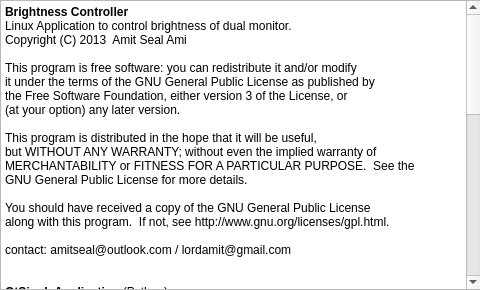
LordAmit/Brightness, file src/ui/License.ui: the form before one commit.
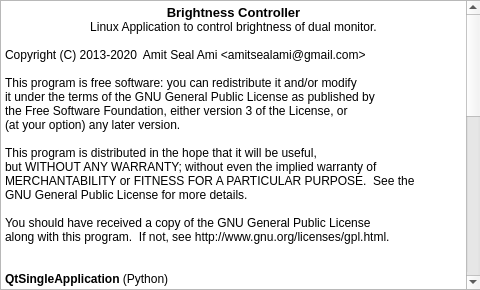
The form after the commit.

Commit message: update about, license, etc.

Diff of the .ui file:
```diff
--- a/src/ui/License.ui
+++ b/src/ui/License.ui
@@ -38,10 +38,11 @@
     <string>&lt;!DOCTYPE HTML PUBLIC &quot;-//W3C//DTD HTML 4.0//EN&quot; &quot;http://www.w3.org/TR/REC-html40/strict.dtd&quot;&gt;
 &lt;html&gt;&lt;head&gt;&lt;meta name=&quot;qrichtext&quot; content=&quot;1&quot; /&gt;&lt;style type=&quot;text/css&quot;&gt;
 p, li { white-space: pre-wrap; }
-&lt;/style&gt;&lt;/head&gt;&lt;body style=&quot; font-family:'Padauk'; font-size:12pt; font-weight:400; font-style:normal;&quot;&gt;
-&lt;p align=&quot;justify&quot; style=&quot; margin-top:0px; margin-bottom:0px; margin-left:0px; margin-right:0px; -qt-block-indent:0; text-indent:0px;&quot;&gt;&lt;span style=&quot; font-family:'Sans'; font-size:9pt; font-weight:600;&quot;&gt;Brightness Controller&lt;/span&gt;&lt;/p&gt;
-&lt;p align=&quot;justify&quot; style=&quot; margin-top:0px; margin-bottom:0px; margin-left:0px; margin-right:0px; -qt-block-indent:0; text-indent:0px;&quot;&gt;&lt;span style=&quot; font-family:'Sans'; font-size:9pt;&quot;&gt;Linux Application to control brightness of dual monitor.&lt;/span&gt;&lt;/p&gt;
-&lt;p align=&quot;justify&quot; style=&quot; margin-top:0px; margin-bottom:0px; margin-left:0px; margin-right:0px; -qt-block-indent:0; text-indent:0px;&quot;&gt;&lt;span style=&quot; font-family:'Sans'; font-size:9pt;&quot;&gt;Copyright (C) 2013  Amit Seal Ami&lt;/span&gt;&lt;/p&gt;
+&lt;/style&gt;&lt;/head&gt;&lt;body style=&quot; font-family:'Noto Sans'; font-size:10pt; font-weight:400; font-style:normal;&quot;&gt;
+&lt;p align=&quot;center&quot; style=&quot; margin-top:0px; margin-bottom:0px; margin-left:0px; margin-right:0px; -qt-block-indent:0; text-indent:0px;&quot;&gt;&lt;span style=&quot; font-family:'Sans'; font-weight:600;&quot;&gt;Brightness Controller&lt;/span&gt;&lt;/p&gt;
+&lt;p align=&quot;center&quot; style=&quot; margin-top:0px; margin-bottom:0px; margin-left:0px; margin-right:0px; -qt-block-indent:0; text-indent:0px;&quot;&gt;&lt;span style=&quot; font-family:'Sans'; font-size:9pt;&quot;&gt;Linux Application to control brightness of dual monitor.&lt;/span&gt;&lt;/p&gt;
+&lt;p align=&quot;center&quot; style=&quot;-qt-paragraph-type:empty; margin-top:0px; margin-bottom:0px; margin-left:0px; margin-right:0px; -qt-block-indent:0; text-indent:0px; font-family:'Sans'; font-size:9pt;&quot;&gt;&lt;br /&gt;&lt;/p&gt;
+&lt;p align=&quot;justify&quot; style=&quot; margin-top:0px; margin-bottom:0px; margin-left:0px; margin-right:0px; -qt-block-indent:0; text-indent:0px;&quot;&gt;&lt;span style=&quot; font-family:'Sans'; font-size:9pt;&quot;&gt;Copyright (C) 2013-2020  Amit Seal Ami &amp;lt;&lt;/span&gt;&lt;span style=&quot; font-family:'Noto Sans'; font-size:9pt;&quot;&gt;amitsealami@gmail.com&amp;gt;&lt;/span&gt;&lt;/p&gt;
 &lt;p align=&quot;justify&quot; style=&quot;-qt-paragraph-type:empty; margin-top:0px; margin-bottom:0px; margin-left:0px; margin-right:0px; -qt-block-indent:0; text-indent:0px; font-family:'Sans'; font-size:9pt;&quot;&gt;&lt;br /&gt;&lt;/p&gt;
 &lt;p align=&quot;justify&quot; style=&quot; margin-top:0px; margin-bottom:0px; margin-left:0px; margin-right:0px; -qt-block-indent:0; text-indent:0px;&quot;&gt;&lt;span style=&quot; font-family:'Sans'; font-size:9pt;&quot;&gt;This program is free software: you can redistribute it and/or modify&lt;/span&gt;&lt;/p&gt;
 &lt;p align=&quot;justify&quot; style=&quot; margin-top:0px; margin-bottom:0px; margin-left:0px; margin-right:0px; -qt-block-indent:0; text-indent:0px;&quot;&gt;&lt;span style=&quot; font-family:'Sans'; font-size:9pt;&quot;&gt;it under the terms of the GNU General Public License as published by&lt;/span&gt;&lt;/p&gt;
@@ -56,8 +57,6 @@
 &lt;p align=&quot;justify&quot; style=&quot; margin-top:0px; margin-bottom:0px; margin-left:0px; margin-right:0px; -qt-block-indent:0; text-indent:0px;&quot;&gt;&lt;span style=&quot; font-family:'Sans'; font-size:9pt;&quot;&gt;You should have received a copy of the GNU General Public License&lt;/span&gt;&lt;/p&gt;
 &lt;p align=&quot;justify&quot; style=&quot; margin-top:0px; margin-bottom:0px; margin-left:0px; margin-right:0px; -qt-block-indent:0; text-indent:0px;&quot;&gt;&lt;span style=&quot; font-family:'Sans'; font-size:9pt;&quot;&gt;along with this program.  If not, see http://www.gnu.org/licenses/gpl.html.&lt;/span&gt;&lt;/p&gt;
 &lt;p align=&quot;justify&quot; style=&quot;-qt-paragraph-type:empty; margin-top:0px; margin-bottom:0px; margin-left:0px; margin-right:0px; -qt-block-indent:0; text-indent:0px; font-family:'Sans'; font-size:9pt;&quot;&gt;&lt;br /&gt;&lt;/p&gt;
-&lt;p align=&quot;justify&quot; style=&quot; margin-top:0px; margin-bottom:0px; margin-left:0px; margin-right:0px; -qt-block-indent:0; text-indent:0px;&quot;&gt;&lt;span style=&quot; font-family:'Sans'; font-size:9pt;&quot;&gt;contact: amitseal@outlook.com / lordamit@gmail.com&lt;/span&gt;&lt;/p&gt;
-&lt;p align=&quot;justify&quot; style=&quot;-qt-paragraph-type:empty; margin-top:0px; margin-bottom:0px; margin-left:0px; margin-right:0px; -qt-block-indent:0; text-indent:0px; font-family:'Sans'; font-size:9pt;&quot;&gt;&lt;br /&gt;&lt;/p&gt;
 &lt;p align=&quot;justify&quot; style=&quot;-qt-paragraph-type:empty; margin-top:0px; margin-bottom:0px; margin-left:0px; margin-right:0px; -qt-block-indent:0; text-indent:0px; font-family:'Sans'; font-size:9pt;&quot;&gt;&lt;br /&gt;&lt;/p&gt;
 &lt;p align=&quot;justify&quot; style=&quot; margin-top:0px; margin-bottom:0px; margin-left:0px; margin-right:0px; -qt-block-indent:0; text-indent:0px;&quot;&gt;&lt;span style=&quot; font-family:'Sans'; font-size:9pt; font-weight:600;&quot;&gt;QtSingleApplication&lt;/span&gt;&lt;span style=&quot; font-family:'Sans'; font-size:9pt;&quot;&gt; (Python)&lt;/span&gt;&lt;/p&gt;
 &lt;p align=&quot;justify&quot; style=&quot;-qt-paragraph-type:empty; margin-top:0px; margin-bottom:0px; margin-left:0px; margin-right:0px; -qt-block-indent:0; text-indent:0px; font-family:'Sans'; font-size:9pt;&quot;&gt;&lt;br /&gt;&lt;/p&gt;
```
The commit also changes 3 other files.
